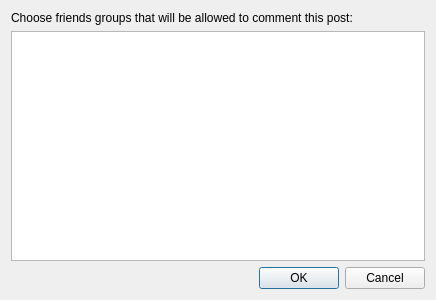
First picture: the form in src/plugins/blogique/plugins/metida/selectgroupsdialog.ui, repository 0xd34df00d/leechcraft, before the edit.
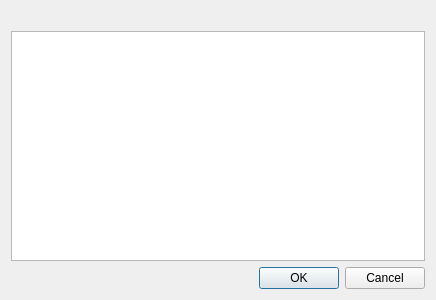
Second picture: the form after the edit.

Commit message: [Blogique Metida] fix groups for friends

What changed in the file:
```diff
--- a/src/plugins/blogique/plugins/metida/selectgroupsdialog.ui
+++ b/src/plugins/blogique/plugins/metida/selectgroupsdialog.ui
@@ -17,7 +17,7 @@
    <item row="0" column="0">
     <widget class="QLabel" name="label">
      <property name="text">
-      <string>Choose friends groups that will be allowed to comment this post:</string>
+      <string/>
      </property>
     </widget>
    </item>
```
Left out of the diff: 2 changed lines with no effect on the pictures. The commit also changes 14 other files.
